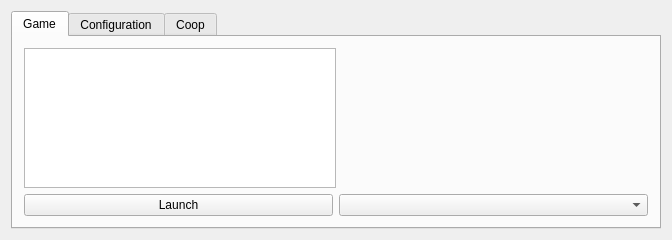
The window that src/launcher/mainwindow.ui (stohrendorf/CroftEngine) describes before a commit, drawn with Qt 5.
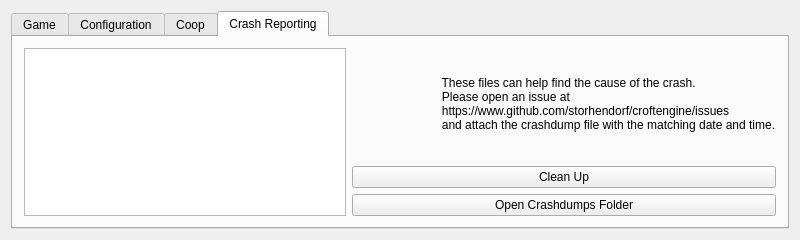
The same window after the commit. The open tabs and pages were chosen to show the change.

Commit message: introduce crash reporting tab into launcher

What changed in the file:
```diff
--- a/src/launcher/mainwindow.ui
+++ b/src/launcher/mainwindow.ui
@@ -6,7 +6,7 @@
    <rect>
     <x>0</x>
     <y>0</y>
-    <width>672</width>
+    <width>800</width>
     <height>234</height>
    </rect>
   </property>
@@ -235,6 +235,50 @@
         </item>
        </layout>
       </widget>
+       <widget class="QWidget" name="tabCrash">
+         <attribute name="title">
+           <string>Crash Reporting</string>
+         </attribute>
+         <layout class="QVBoxLayout" name="verticalLayout_3">
+           <item>
+             <layout class="QHBoxLayout" name="horizontalLayout_3" stretch="1,1" >
+               <item>
+                 <widget class="QTableView" name="crashdumps"/>
+               </item>
+               <item>
+                 <layout class="QVBoxLayout" name="crashdumpInfo">
+                   <item>
+                     <widget class="QLabel" name="txtAboutCrashDumps">
+                       <property name="text">
+                         <string>
+                           These files can help find the cause of the crash. 
+                           Please open an issue at 
+                           https://www.github.com/storhendorf/croftengine/issues
+                           and attach the crashdump file with the matching date and time.
+                         </string>
+                       </property>
+                     </widget>
+                   </item>
+                   <item>
+                     <widget class="QPushButton" name="btnCleanUp">
+                       <property name="text">
+                         <string>Clean Up</string>
+                       </property>
+                     </widget>
+                   </item>
+                   <item>
+                     <widget class="QPushButton" name="btnOpenCrashFolder">
+                       <property name="text">
+                         <string>Open Crashdumps Folder</string>
+                       </property>
+                     </widget>
+                   </item>
+                 </layout>
+               </item>
+             </layout>
+           </item>
+         </layout>
+       </widget>
      </widget>
     </item>
    </layout>
```
The commit also changes 2 other files.
